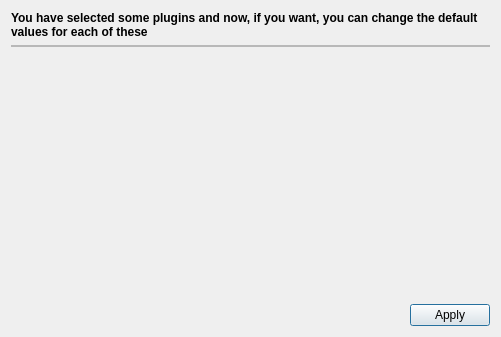
The window that ui/initPluginsProperties.ui (slux83/visual-netkit) describes before a commit, drawn with Qt 5.
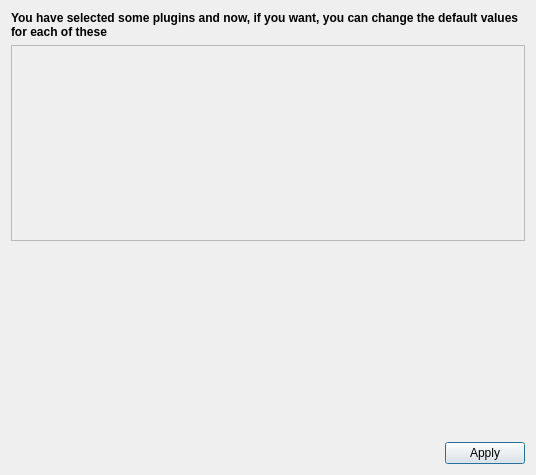
The same window after the commit.

Commit message: InitPluginsPropertiesDialog gui is correctly crated dinamically, and based on passed plugins and properties of these :D

Diff of the .ui file:
```diff
--- a/ui/initPluginsProperties.ui
+++ b/ui/initPluginsProperties.ui
@@ -5,8 +5,8 @@
    <rect>
     <x>0</x>
     <y>0</y>
-    <width>501</width>
-    <height>337</height>
+    <width>536</width>
+    <height>475</height>
    </rect>
   </property>
   <property name="windowTitle" >
@@ -31,6 +31,12 @@
    </item>
    <item>
     <widget class="QToolBox" name="pluginsToolBox" >
+     <property name="sizePolicy" >
+      <sizepolicy vsizetype="MinimumExpanding" hsizetype="Preferred" >
+       <horstretch>0</horstretch>
+       <verstretch>0</verstretch>
+      </sizepolicy>
+     </property>
      <property name="frameShape" >
       <enum>QFrame::StyledPanel</enum>
      </property>
```
The commit also changes 5 other files.
